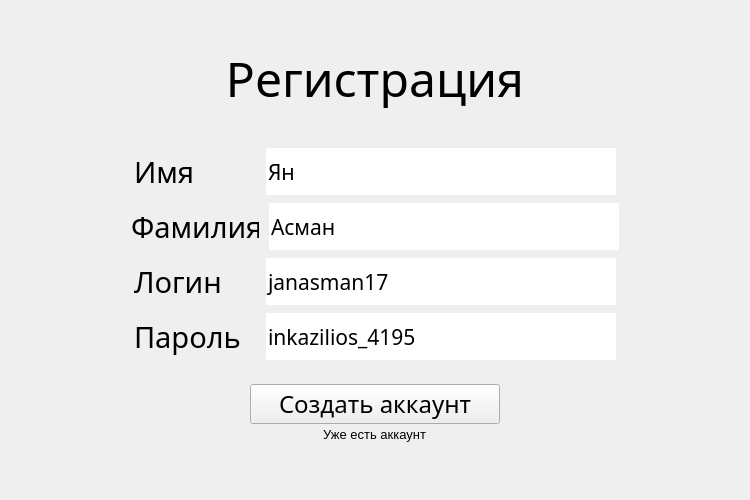
Before: the Qt Designer form RegistrForm.ui in YanAsman-17/Library, drawn with Qt 5.
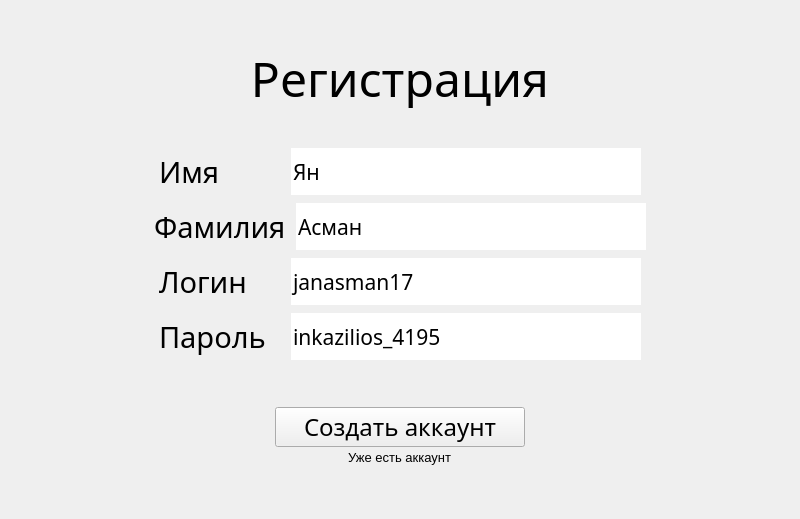
After: the same form once the commit is applied.

Patch:
```diff
--- a/RegistrForm.ui
+++ b/RegistrForm.ui
@@ -6,8 +6,8 @@
    <rect>
     <x>0</x>
     <y>0</y>
-    <width>750</width>
-    <height>500</height>
+    <width>800</width>
+    <height>519</height>
    </rect>
   </property>
   <property name="sizePolicy">
@@ -95,6 +95,9 @@
          <property name="alignment">
           <set>Qt::AlignCenter</set>
          </property>
+         <property name="wordWrap">
+          <bool>true</bool>
+         </property>
         </widget>
        </item>
        <item>
@@ -644,6 +647,21 @@
          </item>
         </layout>
        </item>
+       <item alignment="Qt::AlignHCenter">
+        <widget class="QLabel" name="hint">
+         <property name="font">
+          <font>
+           <pointsize>12</pointsize>
+          </font>
+         </property>
+         <property name="text">
+          <string/>
+         </property>
+         <property name="alignment">
+          <set>Qt::AlignHCenter|Qt::AlignTop</set>
+         </property>
+        </widget>
+       </item>
        <item>
         <spacer name="passRegSpacer">
          <property name="orientation">
```
Left out of the diff: 6 changed lines with no effect on the pictures.
